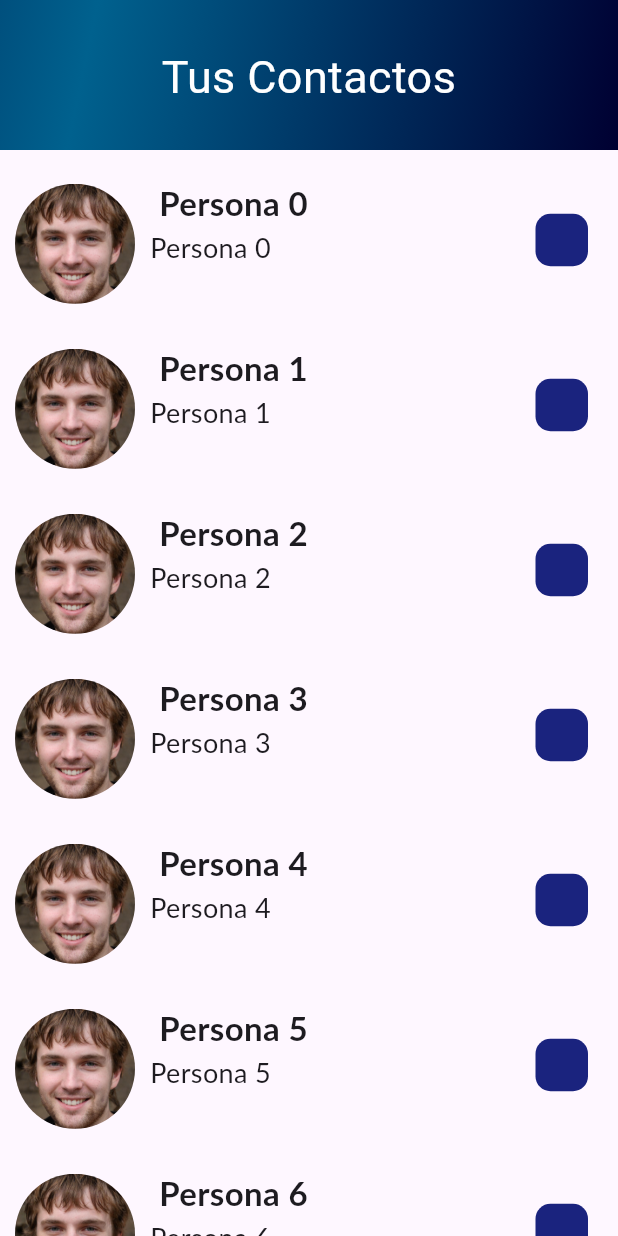
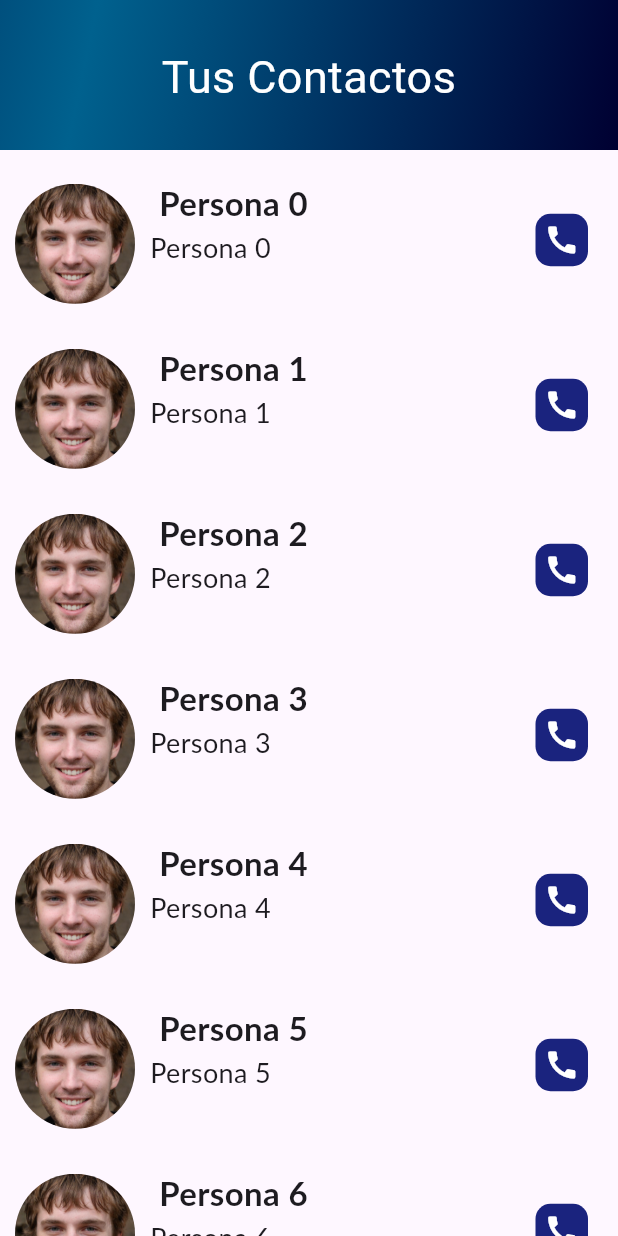
Before and after one commit to MateoG404/Mobile_Application_Development_UniAndes, a Flutter app: the screen it shows after launch, on a phone screen of 412 x 824 dp. Run offline on Flutter 3.47's test engine with Material 2 defaults, Android fonts, the phone set to English and light mode, and no system bars; Roboto replaces fonts that are missing (Lato).

Commit message:
Mejora reto tres

```diff
--- a/Pl/Retos_curso_platzi/tercer_reto/lib/pages/contacto.dart
+++ b/Pl/Retos_curso_platzi/tercer_reto/lib/pages/contacto.dart
@@ -52,22 +52,32 @@ class Contacto extends StatelessWidget {
       ),
     );
 
-    final contactar = InkWell(
+    final contactar = Container(
+      margin: const EdgeInsets.only(left: 130, right: 20),
+      height: 35,
+      width: 35,
+      child: InkWell(
+        borderRadius: const BorderRadius.horizontal(
+            left: Radius.circular(10),
+            right: Radius.circular(
+                10)), // Asegura que el InkWell tenga las mismas esquinas redondeadas que el Container
         onTap: () {
           ScaffoldMessenger.of(context).showSnackBar(SnackBar(
               content: Text(
-            "Contacto $nombre_persona",
+            "Llamando a $nombre_persona",
           )));
         },
         child: Container(
-          margin: const EdgeInsets.only(left: 130, right: 20),
-          height: 35,
-          width: 35,
           decoration: BoxDecoration(
-              borderRadius: BorderRadius.horizontal(
+              borderRadius: const BorderRadius.horizontal(
                   left: Radius.circular(10), right: Radius.circular(10)),
               color: Colors.indigo[900]),
-        ));
+          child: const Center(
+            child: Icon(Icons.call, color: Colors.white), // Icono agregado aquí
+          ),
+        ),
+      ),
+    );
 
     return Container(
       width: double.infinity,
```
